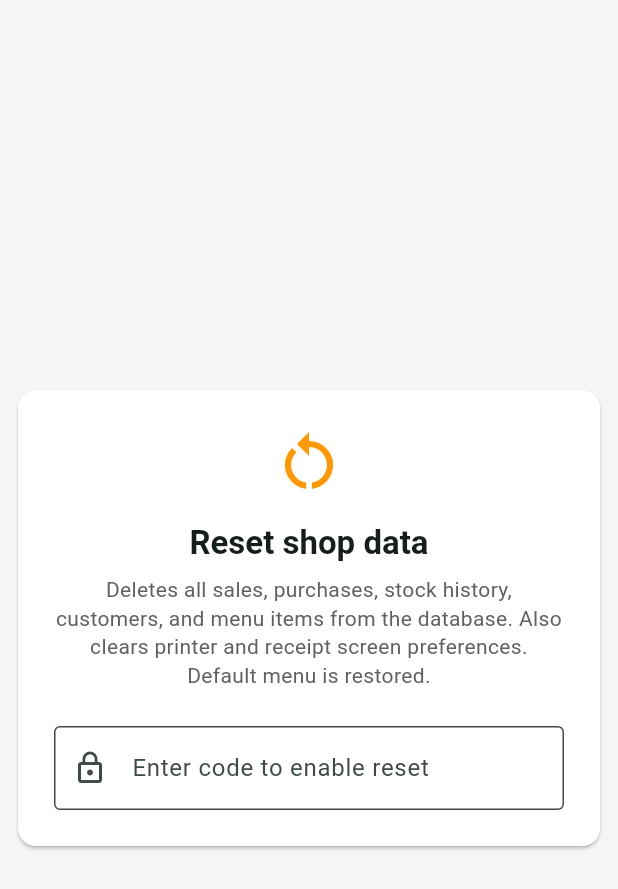
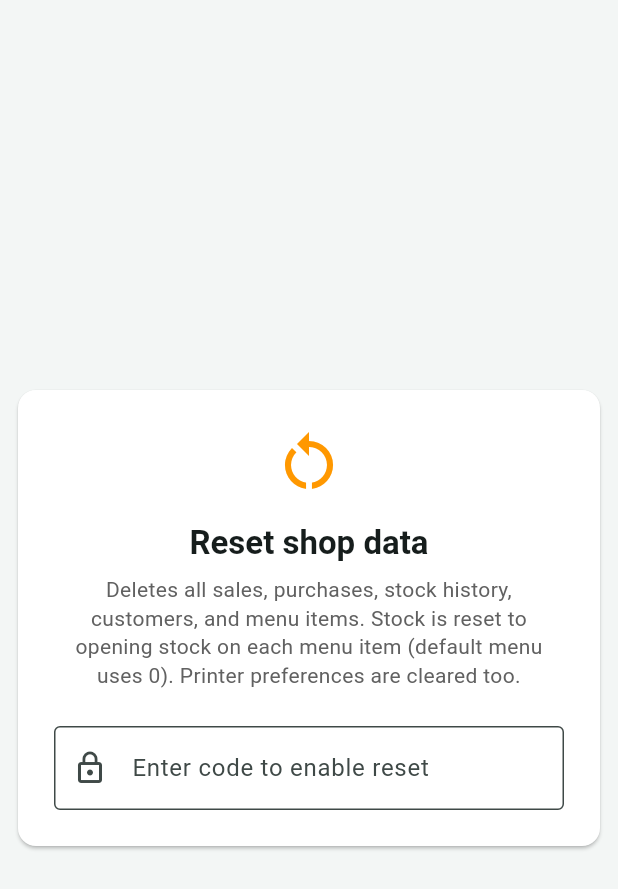
Before and after one commit to Vigneshwari116/hotelfood, a Flutter app: the ResetScreen screen opened directly, on a phone screen of 412 x 824 dp. Shown: the top 889 px of the screen. Run offline on Flutter 3.47's test engine with Material 3 defaults, Android fonts, the phone set to English and light mode, and no system bars; our stand-ins replace file_picker, fl_chart, image_picker, pdf, permission_handler, printing and 3 more; missing offline and left inert: esc_pos_utils_plus, mobile_scanner, print_bluetooth_thermal; accounts and stored records are empty; network calls fail; statements that could not run were skipped.

Commit message:
After reset, rebuild stock from opening_stock on each menu item
Co-authored-by: Vigneshwari116 <Vigneshwari116@users.noreply.github.com>

```diff
--- a/lib/screens/reset_screen.dart
+++ b/lib/screens/reset_screen.dart
@@ -40,7 +40,8 @@ class _ResetScreenState extends State<ResetScreen> {
           'This permanently deletes every sale, purchase, stock record, '
           'customer, menu item, and combo from the shop database '
           '(including data on the VPS server). '
-          'Default menu items will be restored from the built-in list. '
+          'Default menu items are restored and stock is reset to each '
+          'item\'s opening stock (usually 0 until you purchase again). '
           'This cannot be undone.',
         ),
         actions: [
@@ -120,8 +121,9 @@ class _ResetScreenState extends State<ResetScreen> {
                     const SizedBox(height: 8),
                     Text(
                       'Deletes all sales, purchases, stock history, customers, '
-                      'and menu items from the database. Also clears printer '
-                      'and receipt screen preferences. Default menu is restored.',
+                      'and menu items. Stock is reset to opening stock on each '
+                      'menu item (default menu uses 0). Printer preferences '
+                      'are cleared too.',
                       style: TextStyle(
                         color: Colors.grey.shade700,
                         height: 1.35,
--- a/lib/services/repository.dart
+++ b/lib/services/repository.dart
@@ -2881,6 +2881,57 @@ class Repository {
             }
       }
 
+      /// Sets every item's stock to its opening_stock and rebuilds batches.
+      Future<void> resetAllStockToOpening() async {
+            final db = await _db;
+            final now = DateTime.now().toIso8601String();
+
+            await db.transaction((txn) async {
+                  await txn.delete('stock_ledger');
+                  await txn.delete('stock_adjustments');
+                  await txn.delete('stock_batches');
+
+                  final materials = await txn.query('raw_materials');
+                  for (final row in materials) {
+                        final id = (row['id'] as num).toInt();
+                        final opening =
+                            (row['opening_stock'] as num?)?.toDouble() ?? 0.0;
+                        final cost =
+                            (row['cost_price'] as num?)?.toDouble();
+
+                        await txn.update(
+                              'raw_materials',
+                              {'current_stock': opening},
+                              where: 'id = ?',
+                              whereArgs: [id],
+                        );
+
+                        if (opening > 0.0) {
+                              await txn.insert(
+                                    'stock_batches',
+                                    {
+                                          'raw_material_id': id,
+                                          'qty_remaining': opening,
+                                          'rate': cost,
+                                          'expiry_date': null,
+                                          'purchase_item_id': null,
+                                          'created_at': now,
+                                    },
+                              );
+
+                              await _writeLedger(
+                                    txn: txn,
+                                    rawMaterialId: id,
+                                    refType: 'opening',
+                                    qtyIn: opening,
+                                    unitCost: cost,
+                                    balanceAfter: opening,
+                              );
+                        }
+                  }
+            });
+      }
+
       // ============================================================
       // CLOSE DATABASE
       // ============================================================
--- a/lib/services/session_reset_service.dart
+++ b/lib/services/session_reset_service.dart
@@ -68,6 +68,7 @@ class SessionResetService {
         updateExisting: true,
         replaceCatalog: true,
       );
+      await Repository.instance.resetAllStockToOpening();
       if (remote) {
         final db = await DBHelper.instance.appDb;
         await db.insert('app_meta', {
```
